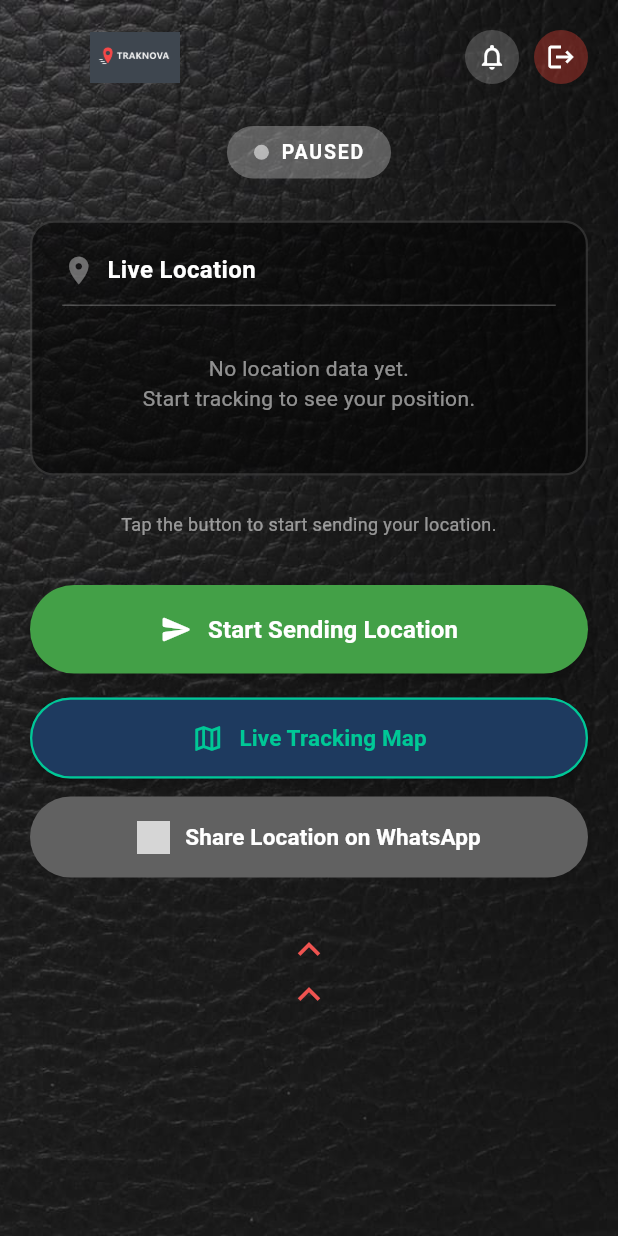
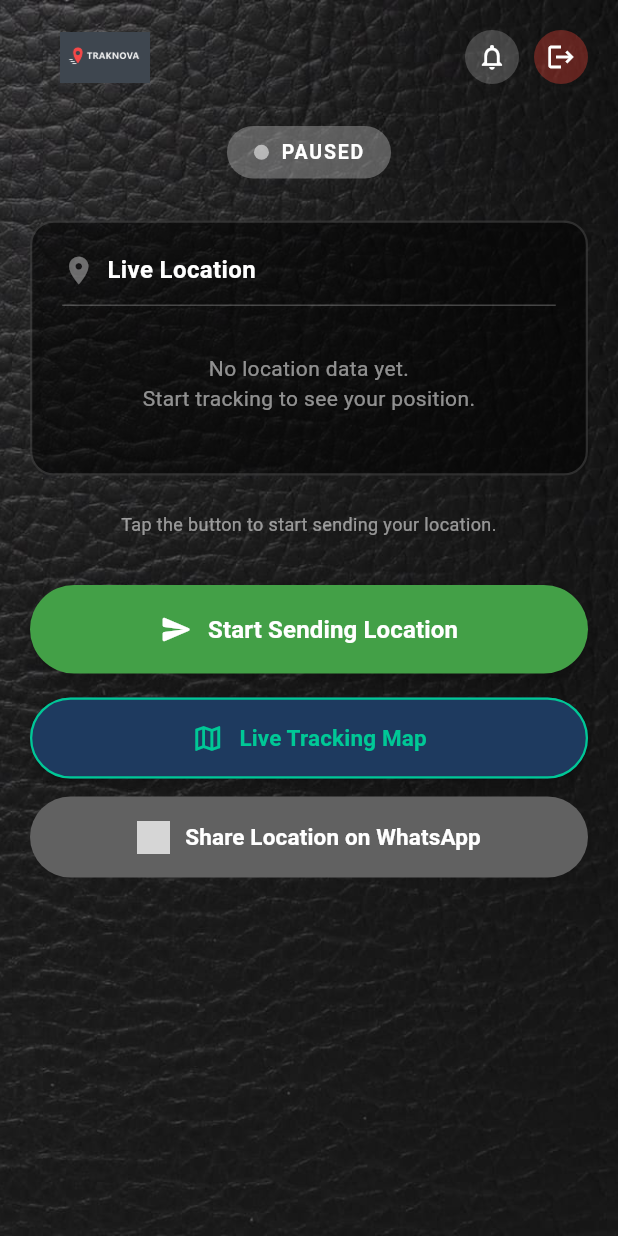
Before and after one commit to NavindaSenavirathna/Traknova-Mobile-App, a Flutter app: the DashboardScreen screen opened by its route, after a tap on the "notifications" icon, on a phone screen of 412 x 824 dp. Run offline on Flutter 3.47's test engine with Material 3 defaults, Android fonts, the phone set to English and light mode, and no system bars; our stand-ins replace flutter_map, geolocator, get_it, latlong2, permission_handler, shared_preferences and 1 more; missing offline and left inert: flutter_foreground_task, mqtt_client, qr_code_scanner_plus, stomp_dart_client; accounts and stored records are empty; grey boxes are pictures that could not be loaded.

Commit message:
refactor: Remove unused arrow animation from dashboard screen

```diff
--- a/lib/presentation/screens/dashboard_screen.dart
+++ b/lib/presentation/screens/dashboard_screen.dart
@@ -17,11 +17,7 @@ class DashboardScreen extends StatefulWidget {
   State<DashboardScreen> createState() => _DashboardScreenState();
 }
 
-class _DashboardScreenState extends State<DashboardScreen>
-    with TickerProviderStateMixin {
-  // Arrow animation
-  late AnimationController _arrowController;
-  late Animation<double> _arrowAnimation;
+class _DashboardScreenState extends State<DashboardScreen> {
 
   // Login success notification
   bool _showLoginSuccess = true;
@@ -38,15 +34,6 @@ class _DashboardScreenState extends State<DashboardScreen>
   @override
   void initState() {
     super.initState();
-
-    _arrowController = AnimationController(
-      duration: const Duration(seconds: 2),
-      vsync: this,
-    );
-    _arrowAnimation = Tween<double>(begin: 0, end: -20).animate(
-      CurvedAnimation(parent: _arrowController, curve: Curves.easeInOut),
-    );
-    _arrowController.repeat(reverse: true);
 
     _loginMessageTimer = Timer(const Duration(seconds: 3), () {
       if (mounted) setState(() => _showLoginSuccess = false);
@@ -67,7 +54,6 @@ class _DashboardScreenState extends State<DashboardScreen>
 
   @override
   void dispose() {
-    _arrowController.dispose();
     _loginMessageTimer?.cancel();
     _locationSub?.cancel();
     super.dispose();
@@ -241,7 +227,7 @@ class _DashboardScreenState extends State<DashboardScreen>
                   child: Column(
                     children: [
                       Padding(
-                        padding: const EdgeInsets.symmetric(horizontal: 20, vertical: 20),
+                        padding: const EdgeInsets.fromLTRB(0, 20, 20, 20),
                         child: Row(
                           mainAxisAlignment: MainAxisAlignment.spaceBetween,
                           children: [
@@ -521,18 +507,6 @@ class _DashboardScreenState extends State<DashboardScreen>
                         ),
                       ),
                       const SizedBox(height: 40),
-                      AnimatedBuilder(
-                        animation: _arrowAnimation,
-                        builder: (_, __) => Transform.translate(
-                          offset: Offset(0, _arrowAnimation.value),
-                          child: Column(
-                            children: [
-                              Icon(Icons.keyboard_arrow_up, color: Colors.red[400], size: 30),
-                              Icon(Icons.keyboard_arrow_up, color: Colors.red[400], size: 30),
-                            ],
-                          ),
-                        ),
-                      ),
                       const SizedBox(height: 10),
                     ],
                   ),
```
